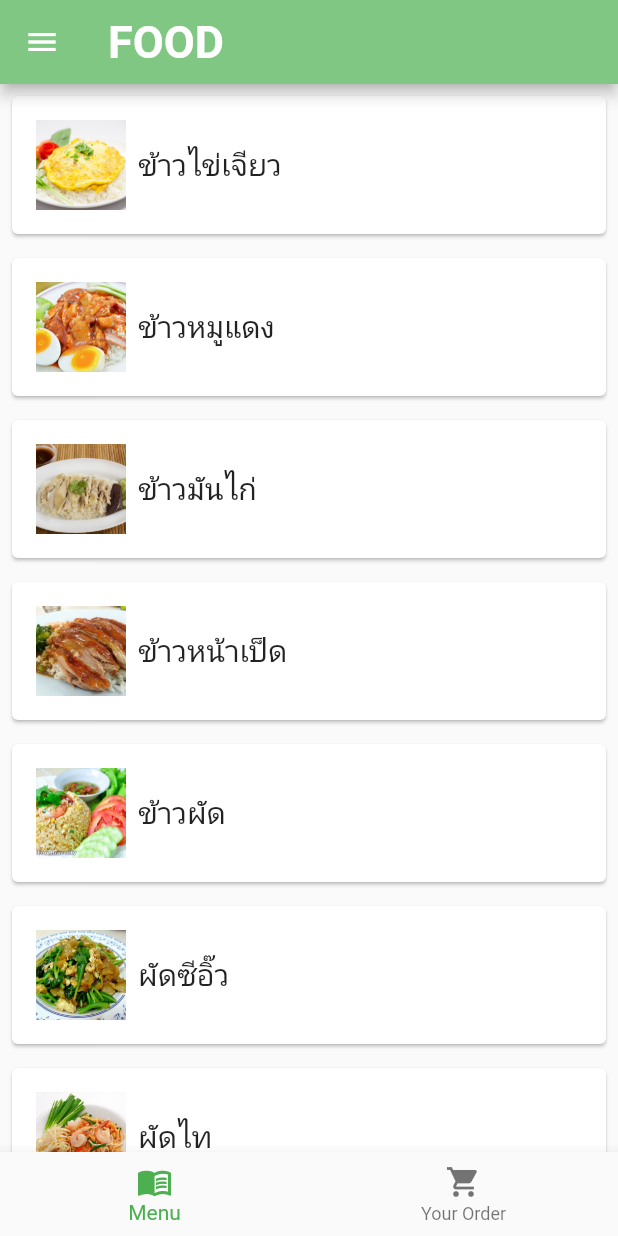
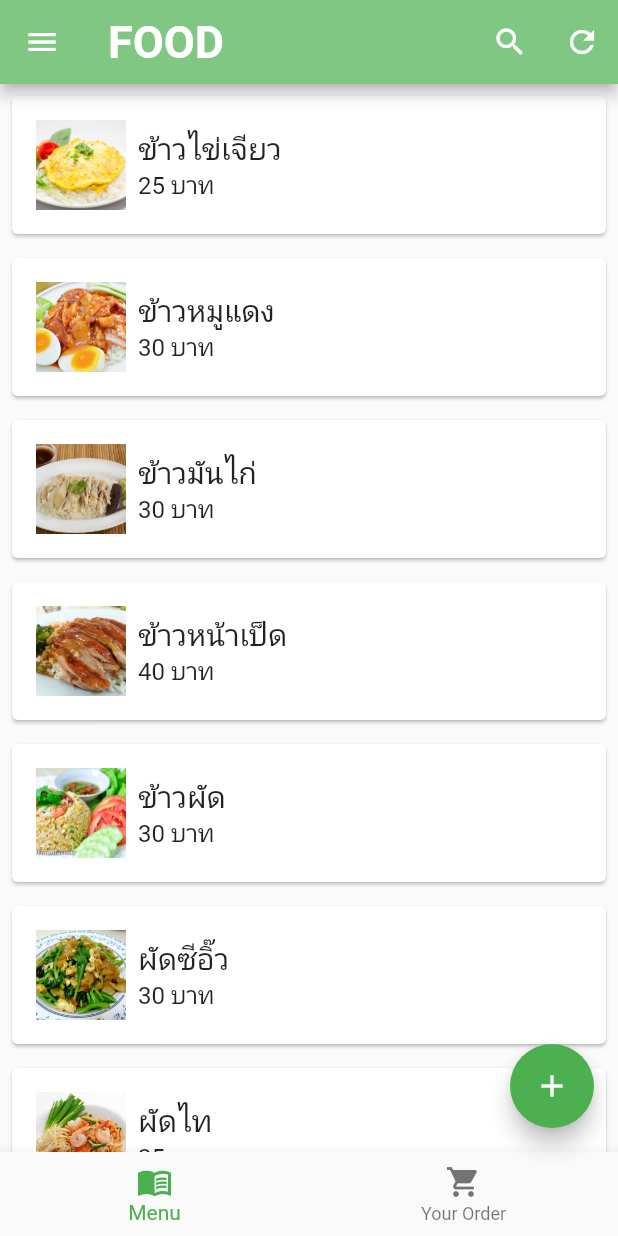
Before and after one commit to pcnxploy/flutter_food, a Flutter app: the HomePage screen opened by its route, on a phone screen of 412 x 824 dp. Run offline on Flutter 3.47's test engine with Material 2 defaults, Android fonts, the phone set to English and light mode, and no system bars; our stand-ins replace google_fonts; network calls fail; Roboto replaces fonts that are missing (Sarabun).

Commit message:
in class

```diff
--- a/lib/pages/home/food/FoodListPage.dart
+++ b/lib/pages/home/food/FoodListPage.dart
@@ -21,7 +21,8 @@ class _FoodListPageState extends State<FoodListPage> {
     FoodItem(id: 6, name: 'ผัดซีอิ๊ว', price: 30, image: 'pad_sie_eew.jpg'),
     FoodItem(id: 7, name: 'ผัดไท', price: 35, image: 'pad_thai.jpg'),
     FoodItem(id: 8, name: 'ราดหน้า', price: 30, image: 'rad_na.jpg'),
-    FoodItem(id: 9, name: 'ส้มตำไก่ย่าง', price: 80, image: 'som_tum_kai_yang.jpg'),
+    FoodItem(
+        id: 9, name: 'ส้มตำไก่ย่าง', price: 80, image: 'som_tum_kai_yang.jpg'),
   ];
 
   @override
@@ -40,7 +41,7 @@ class _FoodListPageState extends State<FoodListPage> {
                   context,
                   //<route name ของหน้าปลายทาง>
                   FoodDetails.routeName,
-                  arguments: item,
+                  arguments: item, //ข้อมูลที่จะส่งไป
                 );
               },
               child: Padding(
@@ -54,10 +55,18 @@ class _FoodListPageState extends State<FoodListPage> {
                       fit: BoxFit.cover,
                     ),
                     SizedBox(width: 8.0),
-                    Text(
-                      item.name,
-                      style: GoogleFonts.sarabun(fontSize: 20.0),
+                    Column(
+                      crossAxisAlignment: CrossAxisAlignment.start,
+                      children: [
+                        Text(
+                          item.name,
+                          style: GoogleFonts.sarabun(fontSize: 20.0),
+                        ),
+                        Text('${item.price} บาท',
+                            style: GoogleFonts.sarabun(fontSize: 16.0)),
+                      ],
                     ),
+
                   ],
                 ),
               ),
--- a/lib/pages/home/food/food_details.dart
+++ b/lib/pages/home/food/food_details.dart
@@ -1,3 +1,4 @@
+import 'package:flutter/cupertino.dart';
 import 'package:flutter/material.dart';
 import 'package:flutter_food/models/food_item.dart';
 import 'package:google_fonts/google_fonts.dart';
@@ -18,7 +19,10 @@ class FoodDetails extends StatelessWidget {
         child: Column(
           crossAxisAlignment: CrossAxisAlignment.start,
           children: [
-            Image.asset('assets/images/${food.image}'),
+            Image.asset(
+              'assets/images/${food.image}',
+              fit: BoxFit.cover,
+            ),
             SizedBox(height: 20.0),
             Padding(
               padding: const EdgeInsets.only(left: 10.0, bottom: 8),
--- a/lib/pages/home/homepage.dart
+++ b/lib/pages/home/homepage.dart
@@ -21,6 +21,10 @@ class _HomePageState extends State<HomePage> {
       appBar: AppBar(
         title: _buildHeadPage(),
         backgroundColor: Colors.green.shade300,
+        actions: [
+          IconButton(onPressed: () {}, icon: Icon(Icons.search)),
+          IconButton(onPressed: () {}, icon: Icon(Icons.refresh)),
+        ],
       ),
       drawer: Drawer(
         child: ListView(
```
Also changed, not shown: lib/pages/home/food/FoodPage.dart (+47 -1 lines), pubspec.lock.
